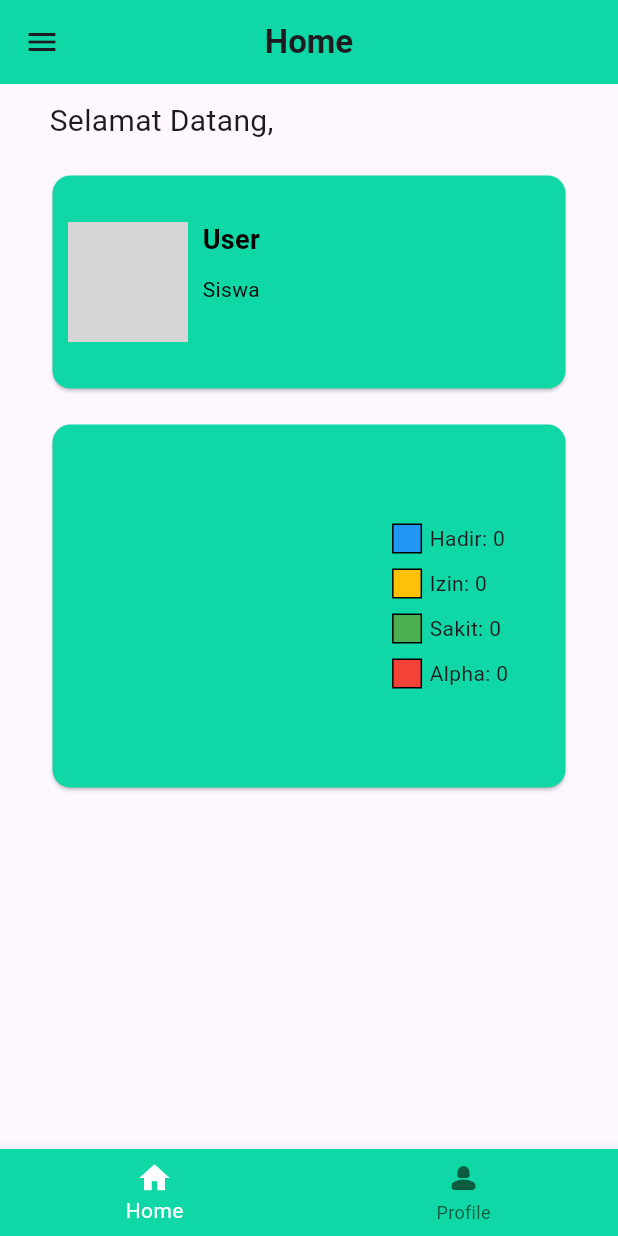
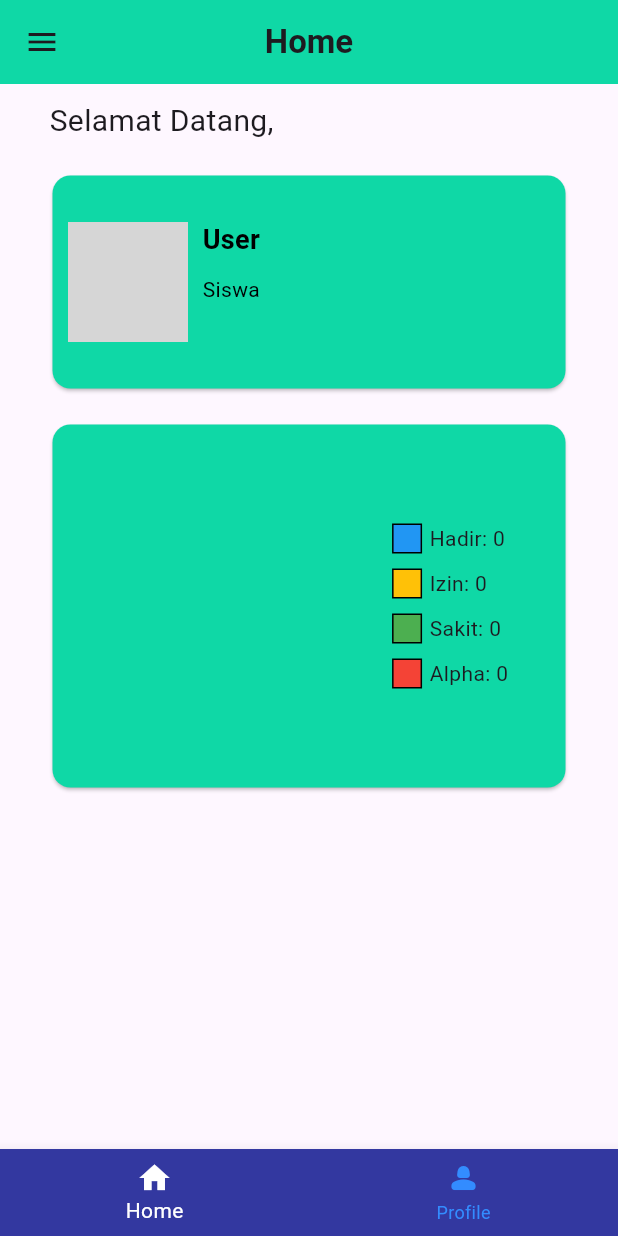
Before and after one commit to HanaDulSet-123/aplikasiAbsen, a Flutter app: the ButtomNav screen opened by its route, on a phone screen of 412 x 824 dp. Run offline on Flutter 3.47's test engine with Material 3 defaults, Android fonts, the phone set to English and light mode, and no system bars; drawn by our look-alikes of fl_chart; our stand-ins replace shared_preferences, sqflite; accounts and stored records are empty; Roboto replaces fonts that are missing (Gilroy_Bold, Gilroy_Regular); grey boxes are pictures that could not be loaded.

Commit message:
Update buttom_nav.dart

```diff
--- a/lib/dashboard/buttom_nav.dart
+++ b/lib/dashboard/buttom_nav.dart
@@ -1,6 +1,6 @@
-import 'package:flutter/material.dart';
 import 'package:apk_absen/dashboard/home.dart';
 import 'package:apk_absen/views/profile_screen.dart';
+import 'package:flutter/material.dart';
 
 class ButtomNav extends StatefulWidget {
   const ButtomNav({super.key});
@@ -23,7 +23,7 @@ class _ButtomNavState extends State<ButtomNav> {
       // appBar: AppBar(title: Text("Dashbord"), backgroundColor: Colors.blue),
       body: _widgetOptions[_selectedIndex],
       bottomNavigationBar: BottomNavigationBar(
-        backgroundColor: const Color.fromARGB(255, 15, 216, 166),
+        backgroundColor: const Color(0xFF3338A0),
         items: const <BottomNavigationBarItem>[
           BottomNavigationBarItem(
             icon: Icon(Icons.home),
@@ -37,7 +37,7 @@ class _ButtomNavState extends State<ButtomNav> {
         ],
         currentIndex: _selectedIndex,
         selectedItemColor: const Color.fromARGB(255, 255, 255, 255),
-        unselectedItemColor: const Color.fromARGB(255, 12, 92, 65),
+        unselectedItemColor: const Color.fromARGB(255, 51, 140, 255),
         onTap: (value) {
           // print(value);
           // print("Nilai SelecetedIndex Before : $_selectedIndex");
```
